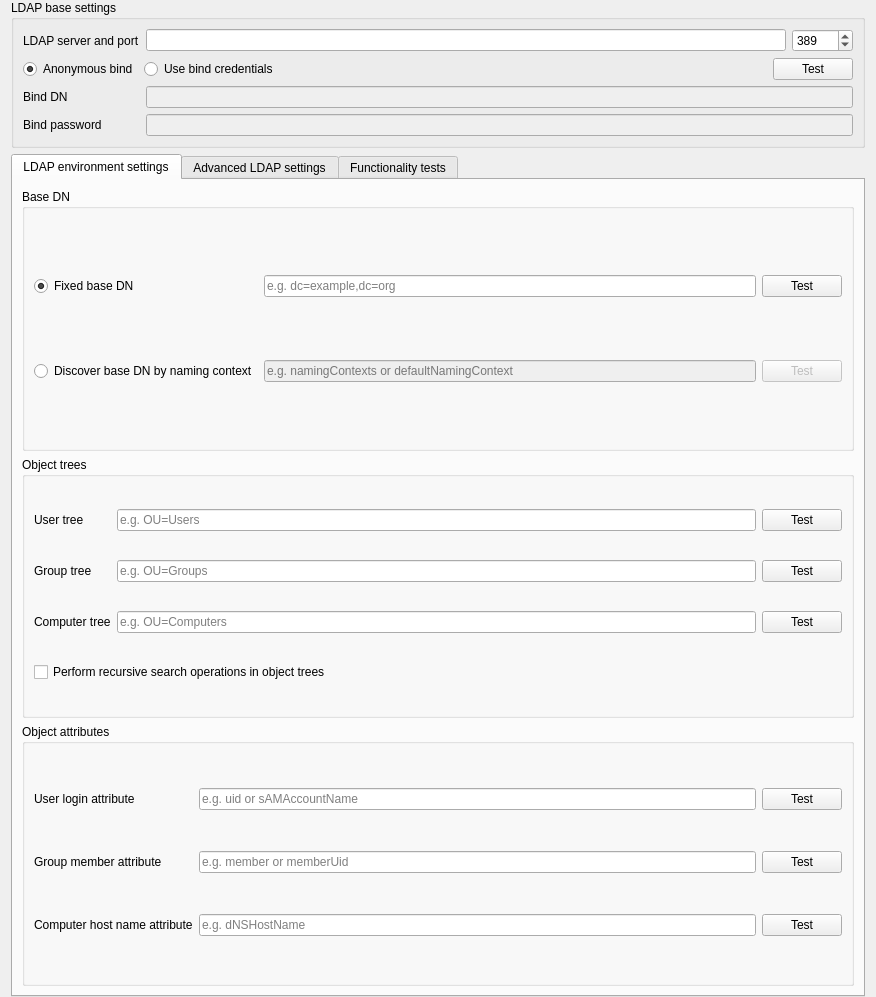
Old version of the form imc/Forms/LdapConfigurationPage.ui in the repository veyon/veyon.
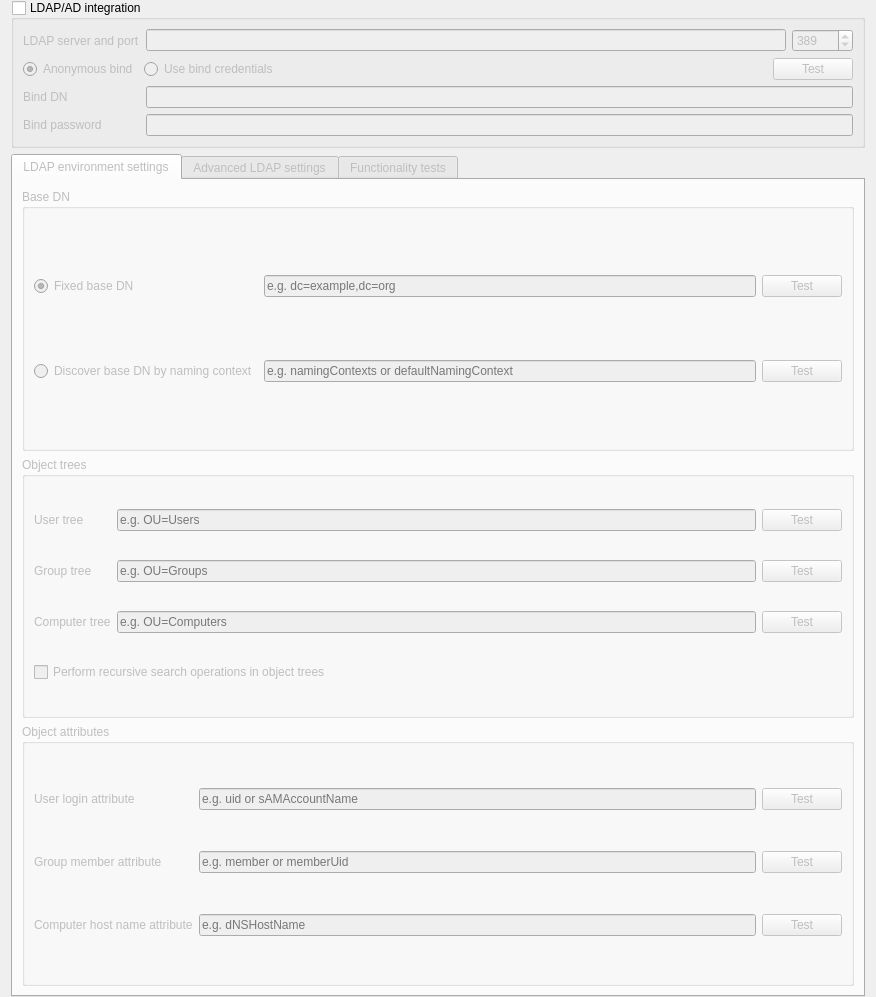
New version of the form. Icons and pictures are not drawn.

Commit message: IMC: LdapConfigurationPage: enable/disable LDAP integration via groupbox

Patch:
```diff
--- a/imc/Forms/LdapConfigurationPage.ui
+++ b/imc/Forms/LdapConfigurationPage.ui
@@ -20,7 +20,13 @@
    <item>
     <widget class="QGroupBox" name="groupBox_12">
      <property name="title">
-      <string>LDAP base settings</string>
+      <string>LDAP/AD integration</string>
+     </property>
+     <property name="checkable">
+      <bool>true</bool>
+     </property>
+     <property name="checked">
+      <bool>false</bool>
      </property>
      <layout class="QGridLayout" name="gridLayout_15">
       <item row="2" column="1" colspan="2">
@@ -130,6 +136,9 @@
    </item>
    <item>
     <widget class="QTabWidget" name="tabWidget">
+     <property name="enabled">
+      <bool>false</bool>
+     </property>
      <property name="currentIndex">
       <number>0</number>
      </property>
```
Left out of the diff: 84 changed lines with no effect on the pictures.
